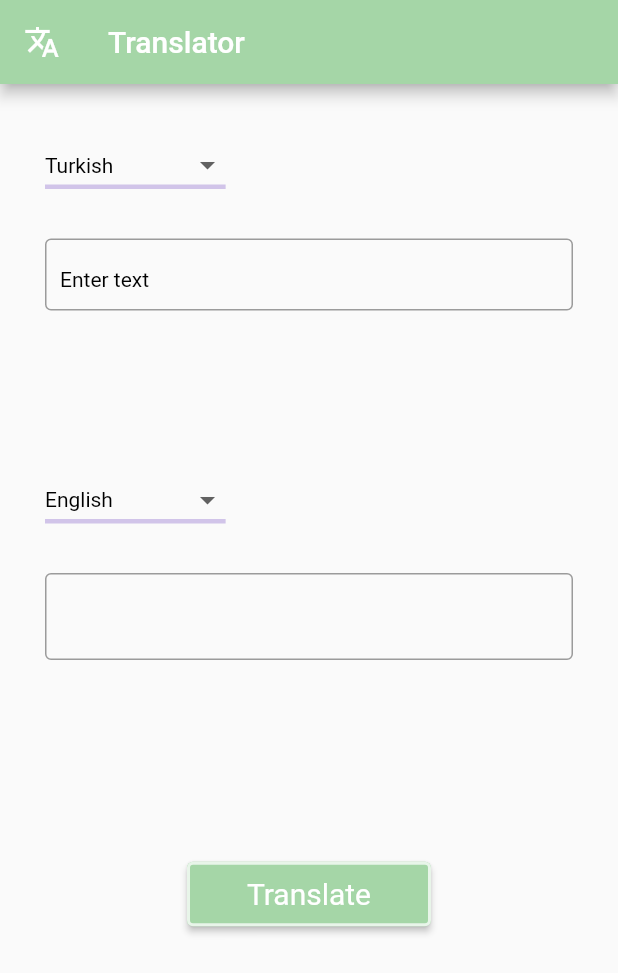
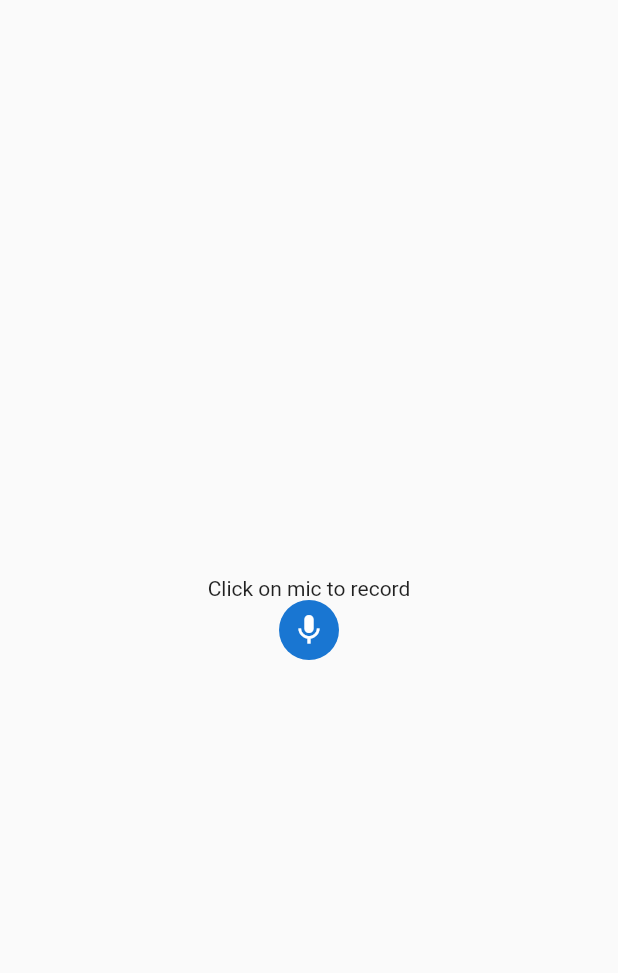
Before and after one commit to AslihanYoldas/Flutter-Translator-App, a Flutter app: the screen it shows after launch, on a phone screen of 412 x 824 dp. Shown: the top 973 px of the screen. Run offline on Flutter 3.47's test engine with Material 2 defaults, Android fonts, the phone set to English and light mode, and no system bars; our stand-ins replace dio, flutter_bloc, get_it, retrofit, speech_to_text; generated files the repository leaves out were written again.

Commit message:
Speech to text feature created as a new page later to be adapted to the translator

```diff
--- a/lib/main.dart
+++ b/lib/main.dart
@@ -1,11 +1,12 @@
 import 'package:flutter/material.dart';
 import 'package:flutter_translator_app/cubit/translator_view.dart';
 import 'package:flutter_translator_app/dependency_injection/locator.dart';
+import 'package:flutter_translator_app/pages/speech_to_text.dart';
 
 void main() {
  DependencyInjection();
  runApp(const MaterialApp(
   debugShowCheckedModeBanner: false,
-  home:TranslatorView()
+  home:SpeechtoText()
  ));
 }
--- /dev/null
+++ b/lib/pages/speech_to_text.dart
@@ -0,0 +1,97 @@
+import 'package:flutter/cupertino.dart';
+import 'package:flutter/material.dart';
+import 'package:speech_to_text/speech_to_text.dart';
+
+class SpeechtoText extends StatefulWidget {
+  const SpeechtoText({super.key});
+
+  @override
+  State<SpeechtoText> createState() => _SpeechtoTextState();
+}
+
+class _SpeechtoTextState extends State<SpeechtoText> {
+
+  // Creating instance of speechtoteext package
+  SpeechToText speechToText =SpeechToText();
+  //flag for mic
+  var isListening = false;
+  bool micAvailable = false;
+  String textSpeech= "Click on mic to record";
+
+  // asks the user to access to mic
+  //Invoke the mic
+  void checkMic() async {
+     micAvailable = await speechToText.initialize();
+    //premission granted
+    if(micAvailable){
+      print("Microphone available");
+    }
+    //premission not granted
+    else
+      print("User Denied the use of microphone");
+  }
+
+  @override
+  void initState() {
+  super.initState();
+  checkMic();
+  }
+  @override
+  Widget build(BuildContext context) {
+    return Scaffold(
+      body:Center(
+        child:SingleChildScrollView(
+          child:Column(
+            children:[
+              Text(textSpeech),
+              GestureDetector(
+                onTap: () async{
+                  if(!isListening){
+                    // If not recording start recording
+                    //asking permission again
+                    micAvailable = await speechToText.initialize();
+
+                    if(micAvailable){
+                      setState(() {
+                        isListening = true;
+                      });
+                      // start audio recording
+                      speechToText.listen(
+                        //listen for 20 seconds and stop
+                        listenFor: Duration(seconds: 5),
+                        onResult: (result){
+                          setState(() {
+                            textSpeech = result.recognizedWords;
+                            isListening= false;
+
+                          });
+                        }
+
+                    );
+
+                    }
+                    else{
+                      setState(() {
+                        isListening= false;
+                        speechToText.stop();
+                      });
+
+
+                    }
+
+                  }
+
+                },
+                child: CircleAvatar(
+                  child:isListening? Icon(Icons.record_voice_over):Icon(Icons.mic)
+                ),
+              )
+              ]
+          )
+        )
+        )
+      );
+      }
+
+
+}
--- a/pubspec.yaml
+++ b/pubspec.yaml
@@ -35,6 +35,7 @@ dependencies:
   json_annotation: ^4.9.0
   dio: any
   get_it: ^7.6.7
+  speech_to_text: ^6.6.0
 
 
   # The following adds the Cupertino Icons font to your application.
```
Also changed, not shown: pubspec.lock, 3 other files.
